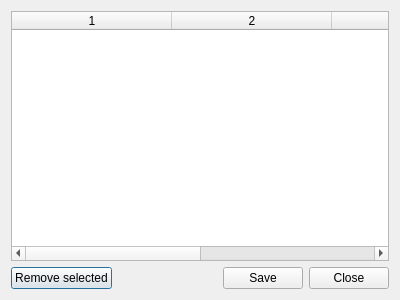
Above: pupgui2/resources/ui/pupgui2_shortcutdialog.ui from DavidoTek/ProtonUp-Qt before the change. Below: the same form after it.
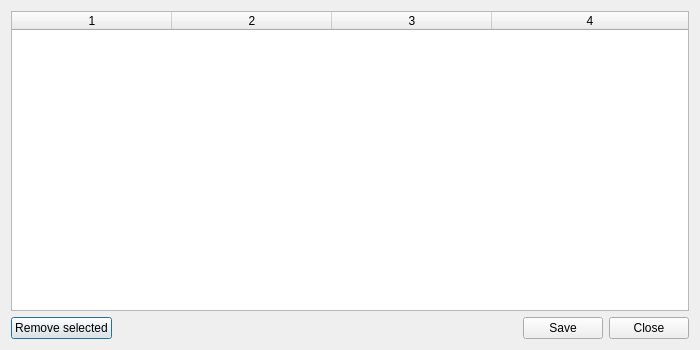
That is the form after the change.

Commit message: Shortcut Dialog: Increase Size

```diff
--- a/pupgui2/resources/ui/pupgui2_shortcutdialog.ui
+++ b/pupgui2/resources/ui/pupgui2_shortcutdialog.ui
@@ -6,8 +6,8 @@
    <rect>
     <x>0</x>
     <y>0</y>
-    <width>400</width>
-    <height>300</height>
+    <width>700</width>
+    <height>350</height>
    </rect>
   </property>
   <property name="windowTitle">
```
